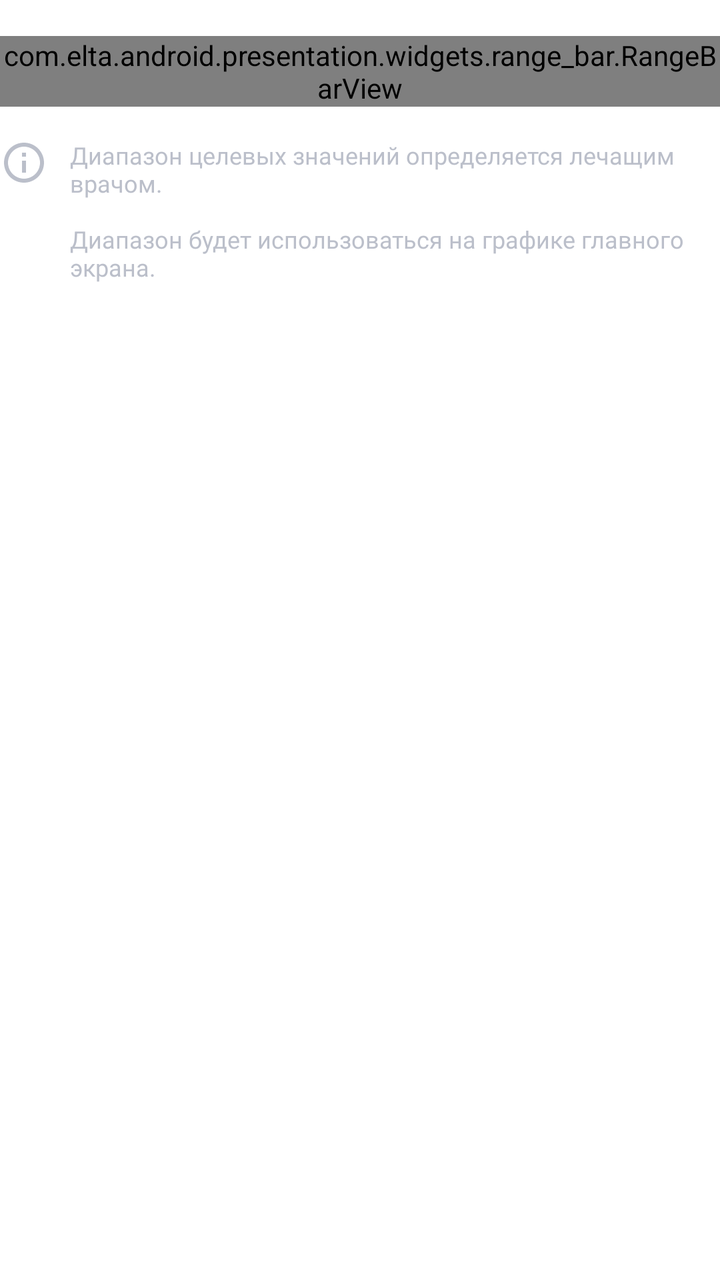
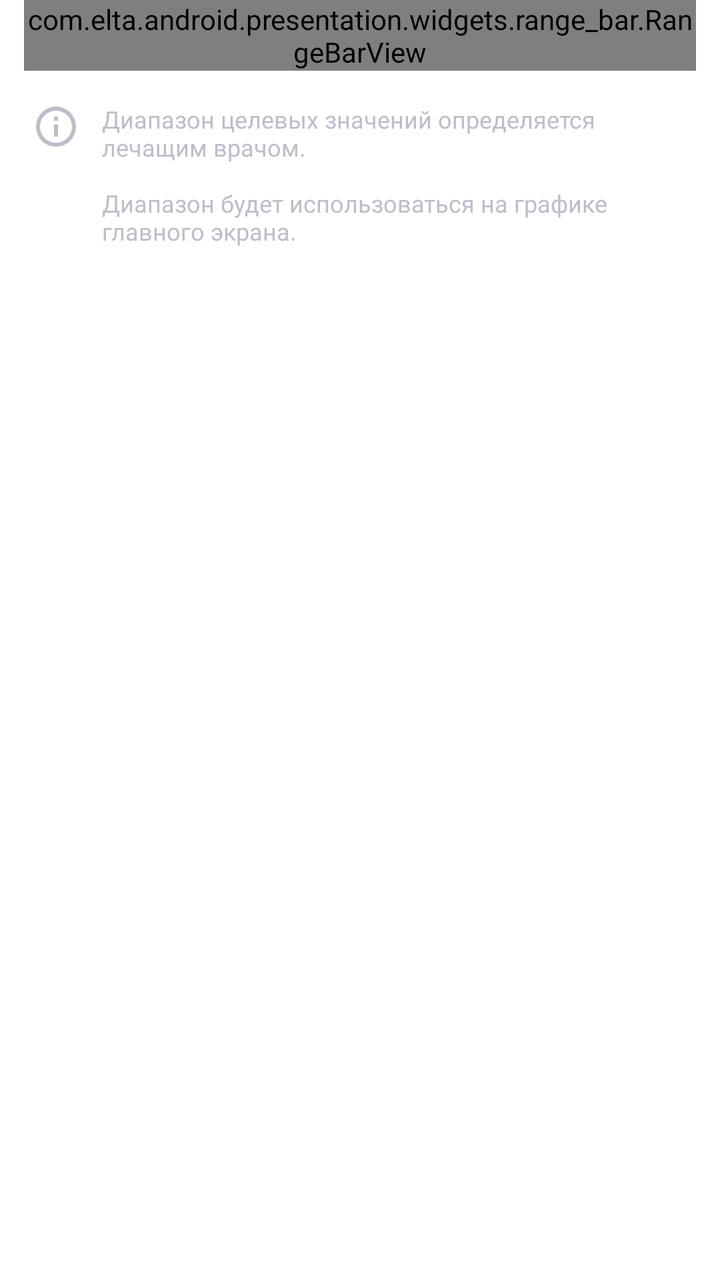

Compare the two renders of this Android layout. The source of the first and the diff that turns it into the second are given below.
<!-- AndroidManifest.xml: another module's application theme AppTheme -->
<!-- res/layout/layout_settings_dialog_glucose.xml -->
<?xml version="1.0" encoding="utf-8"?>
<LinearLayout xmlns:android="http://schemas.android.com/apk/res/android"
    xmlns:app="http://schemas.android.com/apk/res-auto"
    android:id="@+id/glucoseRangeContentView"
    android:layout_width="match_parent"
    android:layout_height="wrap_content"
    android:orientation="vertical"
    android:paddingTop="18dp"
    android:paddingBottom="39dp">

    <com.elta.android.presentation.widgets.range_bar.RangeBarView
        android:id="@+id/glucoseRangeBarView"
        android:layout_width="match_parent"
        android:layout_height="wrap_content"
        app:rbv_fraction_digits_count="1"
        app:rbv_range_end="20.0"
        app:rbv_range_start="1.0" />

    <LinearLayout
        android:layout_width="match_parent"
        android:layout_height="wrap_content"
        android:layout_marginTop="16dp"
        android:orientation="horizontal">

        <android.support.v7.widget.AppCompatImageView
            android:layout_width="wrap_content"
            android:layout_height="wrap_content"
            app:srcCompat="@drawable/ic_info" />

        <android.support.v7.widget.AppCompatTextView
            style="@style/New.Caption1.ShadeBlack2"
            android:layout_width="wrap_content"
            android:layout_height="wrap_content"
            android:layout_marginStart="11dp"
            android:text="@string/profile_settings_dialog_glucose_hint" />
    </LinearLayout>

</LinearLayout>
<!-- resources referenced by this layout -->
<resources>
  <!-- drawable ic_info (drawable) -->
  <vector xmlns:android="http://schemas.android.com/apk/res/android"
      android:width="24dp"
      android:height="24dp"
      android:viewportWidth="24"
      android:viewportHeight="24">
    <path
        android:pathData="M11,17h2v-6h-2v6zM12,2C6.48,2 2,6.48 2,12s4.48,10 10,10 10,-4.48 10,-10S17.52,2 12,2zM12,20c-4.41,0 -8,-3.59 -8,-8s3.59,-8 8,-8 8,3.59 8,8 -3.59,8 -8,8zM11,9h2L13,7h-2v2z"
        android:fillColor="#BBBFCA"
        android:fillType="nonZero"/>
  </vector>
  <string name="profile_settings_dialog_glucose_hint">Диапазон целевых значений определяется лечащим врачом.\n\nДиапазон будет использоваться на графике главного экрана.</string>
  <style name="New.Caption1.ShadeBlack2">
          <item name="android:textColor">@color/shade_black2</item>
      </style>
  <style name="AppTheme" parent="Theme.AppCompat.Light.NoActionBar">
          <item name="colorPrimary">@color/colorPrimary</item>
          <item name="colorPrimaryDark">@color/colorPrimaryDark</item>
          <item name="colorAccent">@color/colorAccent</item>
          <item name="android:windowBackground">@color/color_window_background</item>
          <item name="bottomSheetDialogTheme">@style/BottomSheetTransparentStyle</item>
          <item name="actionMenuTextAppearance">@style/New.Button3.White</item>
          <item name="actionMenuTextColor">@color/white</item>
      </style>
  <color name="shade_black2">#bbbfca</color>
  <color name="colorPrimary">@color/white</color>
  <color name="colorPrimaryDark">#f3f2f2</color>
  <color name="colorAccent">@color/shade_g_green_a</color>
  <color name="color_window_background">@color/white</color>
  <style name="BottomSheetTransparentStyle" parent="Theme.Design.BottomSheetDialog">
          <item name="android:windowAnimationStyle">@null</item>
          <item name="android:colorBackground">@android:color/transparent</item>
          <item name="android:backgroundDimEnabled">false</item>
      </style>
  <style name="New.Button3.White">
          <item name="android:textColor">@color/white</item>
      </style>
  <color name="white">#ffffff</color>
  <color name="shade_g_green_a">#3ec9a8</color>
</resources>

<!-- the commit's change to res/layout/layout_settings_dialog_glucose.xml (unified diff, before → after) -->
@@ -5,13 +5,14 @@
     android:layout_width="match_parent"
     android:layout_height="wrap_content"
     android:orientation="vertical"
-    android:paddingTop="18dp"
     android:paddingBottom="39dp">
 
     <com.elta.android.presentation.widgets.range_bar.RangeBarView
         android:id="@+id/glucoseRangeBarView"
         android:layout_width="match_parent"
         android:layout_height="wrap_content"
+        android:layout_marginStart="12dp"
+        android:layout_marginEnd="12dp"
         app:rbv_fraction_digits_count="1"
         app:rbv_range_end="20.0"
         app:rbv_range_start="1.0" />
@@ -20,7 +21,9 @@
         android:layout_width="match_parent"
         android:layout_height="wrap_content"
         android:layout_marginTop="16dp"
-        android:orientation="horizontal">
+        android:orientation="horizontal"
+        android:paddingStart="16dp"
+        android:paddingEnd="16dp">
 
         <android.support.v7.widget.AppCompatImageView
             android:layout_width="wrap_content"
